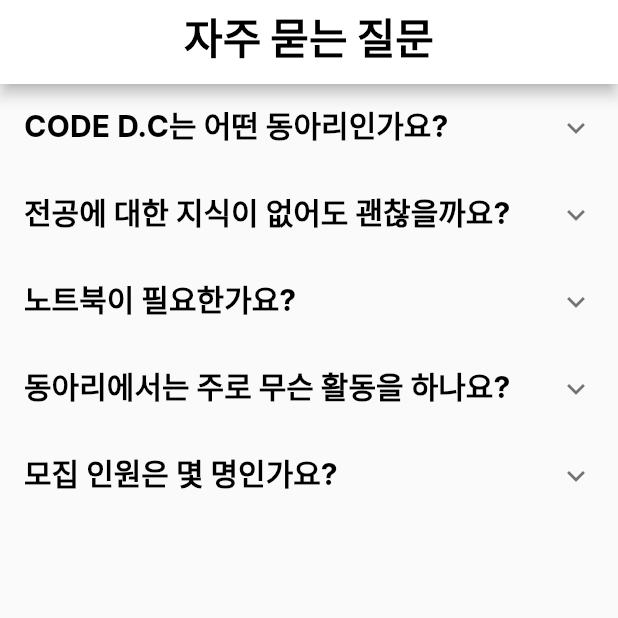
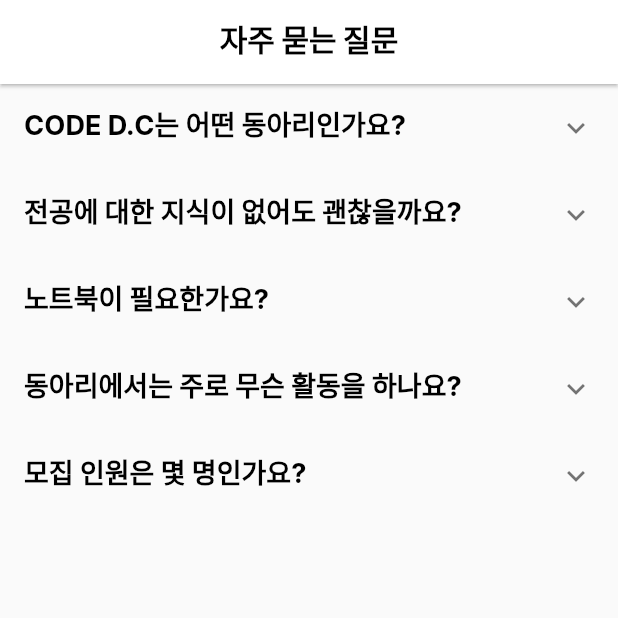
Before and after one commit to 2023-Code-DC/2023_Code-DC-App, a Flutter app: the AskedPage screen opened directly, on a phone screen of 412 x 824 dp, the top half of it. Run offline on Flutter 3.47's test engine with Material 2 defaults, Android fonts, the light colour scheme and no system bars; our stand-ins replace animated_text_kit, cloud_firestore, email_validator, firebase_auth, firebase_core, flutter_secure_storage and 7 more; missing offline and left inert: kakao_flutter_sdk; accounts and stored records are empty.

Commit message:
feat: 자주묻는 질문 페이지 업데이트

```diff
--- a/lib/page/asked.dart
+++ b/lib/page/asked.dart
@@ -21,9 +21,10 @@
     return SafeArea(
       child: Scaffold(
         appBar: AppBar(
+          elevation: 1,
           title: Text(
             "자주 묻는 질문",
-            style: DCColor().boldFontBlack(28, FontWeight.w800),
+            style: DCColor().boldFontBlack(20, FontWeight.w800),
           ),
           centerTitle: true,
           backgroundColor: Colors.white,
@@ -39,7 +40,7 @@
                       child: ExpansionTile(
                           title: Text(
                             que[index],
-                            style: DCColor().boldFontBlack(20, FontWeight.w700),
+                            style: DCColor().boldFontBlack(18, FontWeight.w700),
                           ),
                           children: [
                             ListTile(
```
